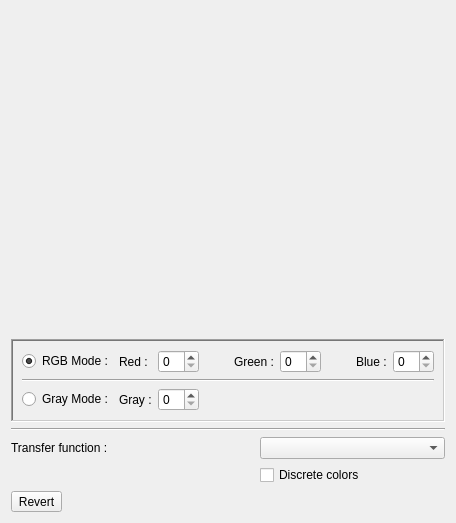
Old version of the form Lib/Gui/HistogramRendererView.ui in the repository vfdev-5/GeoImageViewer.
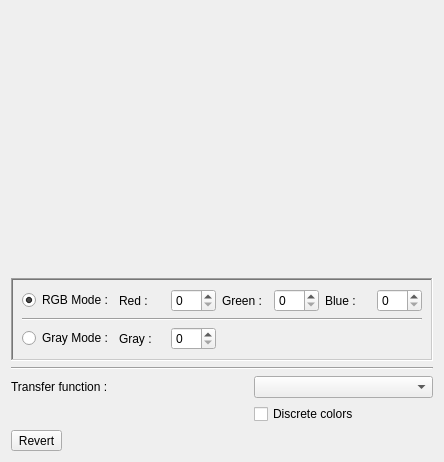
New version of the form. Custom widgets are drawn as their Qt base class.

The edit to the form file:
```diff
--- a/Lib/Gui/HistogramRendererView.ui
+++ b/Lib/Gui/HistogramRendererView.ui
@@ -6,8 +6,8 @@
    <rect>
     <x>0</x>
     <y>0</y>
-    <width>456</width>
-    <height>523</height>
+    <width>444</width>
+    <height>462</height>
    </rect>
   </property>
   <property name="sizePolicy">
@@ -42,14 +42,20 @@
       <number>1</number>
      </property>
      <layout class="QGridLayout" name="gridLayout_2">
-      <item row="1" column="1">
-       <widget class="QLabel" name="label">
+      <item row="4" column="0">
+       <widget class="QRadioButton" name="_isGrayMode">
+        <property name="sizePolicy">
+         <sizepolicy hsizetype="Preferred" vsizetype="Fixed">
+          <horstretch>0</horstretch>
+          <verstretch>0</verstretch>
+         </sizepolicy>
+        </property>
         <property name="text">
-         <string>Red : </string>
+         <string>Gray Mode :</string>
         </property>
        </widget>
       </item>
-      <item row="1" column="7">
+      <item row="1" column="5">
        <widget class="QLabel" name="label_5">
         <property name="text">
          <string>Blue :</string>
@@ -57,26 +63,6 @@
        </widget>
       </item>
       <item row="1" column="6">
-       <spacer name="horizontalSpacer_3">
-        <property name="orientation">
-         <enum>Qt::Horizontal</enum>
-        </property>
-        <property name="sizeHint" stdset="0">
-         <size>
-          <width>40</width>
-          <height>20</height>
-         </size>
-        </property>
-       </spacer>
-      </item>
-      <item row="1" column="4">
-       <widget class="QLabel" name="label_4">
-        <property name="text">
-         <string>Green :</string>
-        </property>
-       </widget>
-      </item>
-      <item row="1" column="8">
        <widget class="QSpinBox" name="_blueChannel">
         <property name="sizePolicy">
          <sizepolicy hsizetype="Preferred" vsizetype="Fixed">
@@ -89,31 +75,29 @@
         </property>
        </widget>
       </item>
-      <item row="1" column="5">
-       <widget class="QSpinBox" name="_greenChannel">
+      <item row="4" column="1">
+       <widget class="QLabel" name="label_6">
+        <property name="text">
+         <string>Gray :</string>
+        </property>
+       </widget>
+      </item>
+      <item row="4" column="2">
+       <widget class="QSpinBox" name="_grayChannel">
         <property name="sizePolicy">
          <sizepolicy hsizetype="Preferred" vsizetype="Fixed">
           <horstretch>0</horstretch>
           <verstretch>0</verstretch>
          </sizepolicy>
         </property>
-        <property name="value">
-         <number>0</number>
-        </property>
        </widget>
       </item>
-      <item row="1" column="3">
-       <spacer name="horizontalSpacer_2">
+      <item row="2" column="0" colspan="7">
+       <widget class="Line" name="line_2">
         <property name="orientation">
          <enum>Qt::Horizontal</enum>
         </property>
-        <property name="sizeHint" stdset="0">
-         <size>
-          <width>40</width>
-          <height>20</height>
-         </size>
-        </property>
-       </spacer>
+       </widget>
       </item>
       <item row="1" column="2">
        <widget class="QSpinBox" name="_redChannel">
@@ -128,6 +112,26 @@
         </property>
        </widget>
       </item>
+      <item row="1" column="4">
+       <widget class="QSpinBox" name="_greenChannel">
+        <property name="sizePolicy">
+         <sizepolicy hsizetype="Preferred" vsizetype="Fixed">
+          <horstretch>0</horstretch>
+          <verstretch>0</verstretch>
+         </sizepolicy>
+        </property>
+        <property name="value">
+         <number>0</number>
+        </property>
+       </widget>
+      </item>
+      <item row="1" column="3">
+       <widget class="QLabel" name="label_4">
+        <property name="text">
+         <string>Green :</string>
+        </property>
+       </widget>
+      </item>
       <item row="1" column="0">
        <widget class="QRadioButton" name="_isRgbMode">
         <property name="text">
@@ -138,40 +142,10 @@
         </property>
        </widget>
       </item>
-      <item row="4" column="1">
-       <widget class="QLabel" name="label_6">
+      <item row="1" column="1">
+       <widget class="QLabel" name="label">
         <property name="text">
-         <string>Gray :</string>
-        </property>
-       </widget>
-      </item>
-      <item row="2" column="0" colspan="9">
-       <widget class="Line" name="line_2">
-        <property name="orientation">
-         <enum>Qt::Horizontal</enum>
-        </property>
-       </widget>
-      </item>
-      <item row="4" column="0">
-       <widget class="QRadioButton" name="_isGrayMode">
-        <property name="sizePolicy">
-         <sizepolicy hsizetype="Preferred" vsizetype="Fixed">
-          <horstretch>0</horstretch>
-          <verstretch>0</verstretch>
-         </sizepolicy>
-        </property>
-        <property name="text">
-         <string>Gray Mode :</string>
-        </property>
-       </widget>
-      </item>
-      <item row="4" column="2">
-       <widget class="QSpinBox" name="_grayChannel">
-        <property name="sizePolicy">
-         <sizepolicy hsizetype="Preferred" vsizetype="Fixed">
-          <horstretch>0</horstretch>
-          <verstretch>0</verstretch>
-         </sizepolicy>
+         <string>Red : </string>
         </property>
        </widget>
       </item>
@@ -208,7 +182,7 @@
    <item row="0" column="0" colspan="3">
     <widget class="Gui::ColorManipulationView" name="_histogramView" native="true">
      <property name="sizePolicy">
-      <sizepolicy hsizetype="Preferred" vsizetype="MinimumExpanding">
+      <sizepolicy hsizetype="Minimum" vsizetype="Expanding">
        <horstretch>0</horstretch>
        <verstretch>0</verstretch>
       </sizepolicy>
```
